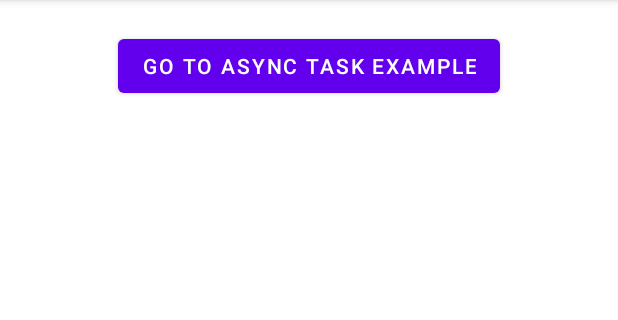
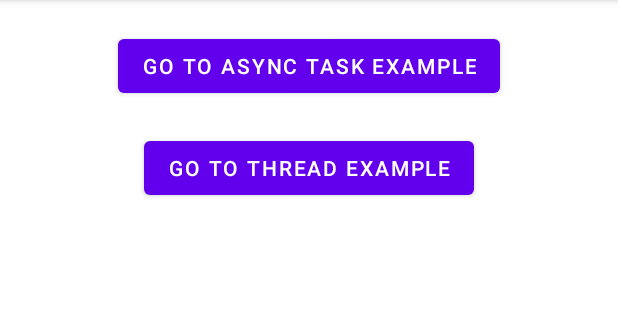
Before and after one commit to ankorgm/AsyncExample, an Android app: the screen it shows after launch (MainActivity), on a phone screen of 412 x 824 dp, the part 84-404 px from its top. Run offline under Robolectric (Android 15) with nearby library versions, the phone set to English and light mode, and no system bars.

Commit message:
Started Thread Example

```diff
--- a/app/src/main/res/layout/activity_main.xml
+++ b/app/src/main/res/layout/activity_main.xml
@@ -16,4 +16,17 @@
         app:layout_constraintEnd_toEndOf="parent"
         app:layout_constraintStart_toStartOf="parent"
         app:layout_constraintTop_toTopOf="parent" />
+
+    <Button
+        android:id="@+id/thread"
+        android:layout_width="wrap_content"
+        android:layout_height="wrap_content"
+        android:layout_marginTop="@dimen/margin_top_for_buttons"
+        android:onClick="buttonClick"
+        android:text="@string/go_to_thread_example"
+        app:layout_constraintEnd_toEndOf="parent"
+        app:layout_constraintStart_toStartOf="parent"
+        app:layout_constraintTop_toBottomOf="@+id/asynctack" />
+
+
 </androidx.constraintlayout.widget.ConstraintLayout>
--- a/app/src/main/res/values/strings.xml
+++ b/app/src/main/res/values/strings.xml
@@ -2,4 +2,5 @@
     <string name="app_name">AsyncExample</string>
     <string name="go_to_async_task_example">go to Async Task Example</string>
     <string name="start_text">Запускаем</string>
+    <string name="go_to_thread_example">go to thread example</string>
 </resources>
```
Also changed, not shown: app/src/main/AndroidManifest.xml (+7 -0 lines), app/src/main/java/ru/synergy/asyncexample/MainActivity.java (+13 -7 lines), app/src/main/java/ru/synergy/asyncexample/ThreadExample.java (added, +14 -0 lines), app/src/main/res/layout/activity_thread_example.xml (added, +9 -0 lines).
